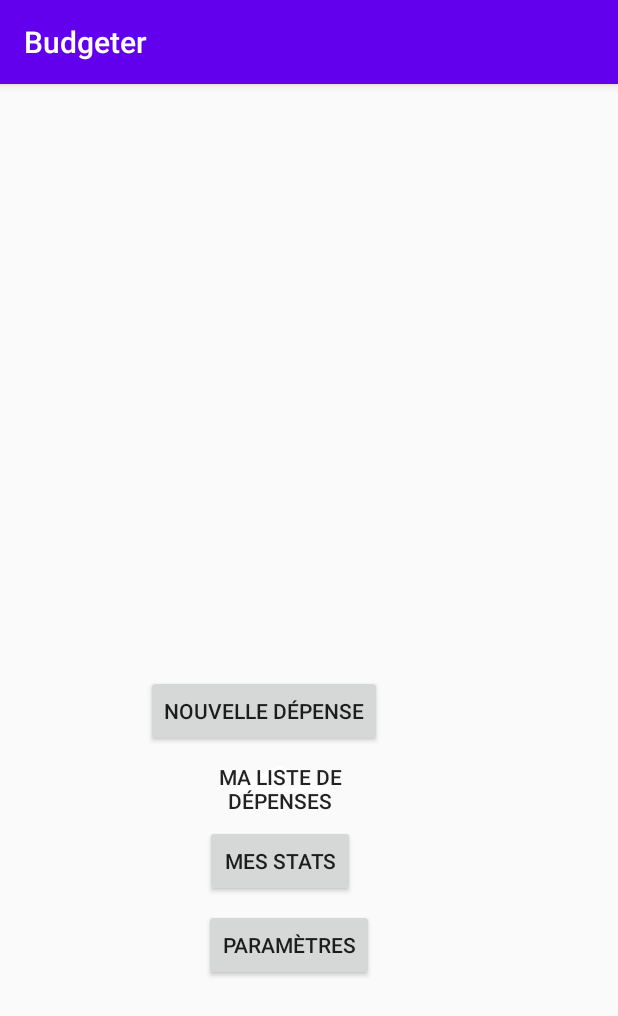
After one commit to OliPaul/Budgeter-kotlin-app, an Android app: the HomeScreenActivity screen opened directly, with no data from a screen before it, on a phone screen of 412 x 824 dp. The commit adds this screen. Shown: the top 1016 px of the screen. Run offline under Robolectric (Android 15) with nearby library versions, the phone set to English and light mode, and no system bars.

Commit message:
home screen added

```diff
--- a/app/src/main/AndroidManifest.xml
+++ b/app/src/main/AndroidManifest.xml
@@ -1,6 +1,6 @@
 <?xml version="1.0" encoding="utf-8"?>
 <manifest xmlns:android="http://schemas.android.com/apk/res/android"
-          package="com.group10.budgeter">
+        package="com.group10.budgeter">
 
     <application
             android:allowBackup="true"
@@ -9,21 +9,23 @@
             android:roundIcon="@mipmap/ic_launcher_round"
             android:supportsRtl="true"
             android:theme="@style/AppTheme">
-        <activity android:name=".splashscreen.SplashScreenActivity"
-                  android:theme="@style/AppTheme.NoActionBar">
+        <activity android:name=".accueil.HomeScreenActivity"></activity>
+        <activity
+                android:name=".splashscreen.SplashScreenActivity"
+                android:theme="@style/AppTheme.NoActionBar">
             <intent-filter>
-                <action android:name="android.intent.action.MAIN"/>
+                <action android:name="android.intent.action.MAIN" />
 
-                <category android:name="android.intent.category.LAUNCHER"/>
+                <category android:name="android.intent.category.LAUNCHER" />
             </intent-filter>
         </activity>
-        <activity android:name=".MainActivity"></activity>
-        <activity android:name=".intro.FirstIntroActivity"
-                  android:theme="@style/AppTheme.NoActionBar">
-        </activity>
-        <activity android:name=".intro.SecondIntroActivity"
-                  android:theme="@style/AppTheme.NoActionBar">
-        </activity>
+        <activity android:name=".MainActivity" />
+        <activity
+                android:name=".intro.FirstIntroActivity"
+                android:theme="@style/AppTheme.NoActionBar" />
+        <activity
+                android:name=".intro.SecondIntroActivity"
+                android:theme="@style/AppTheme.NoActionBar" />
     </application>
 
 </manifest>
--- /dev/null
+++ b/app/src/main/java/com/group10/budgeter/accueil/HomeScreenActivity.kt
@@ -0,0 +1,12 @@
+package com.group10.budgeter.accueil
+
+import androidx.appcompat.app.AppCompatActivity
+import android.os.Bundle
+import com.group10.budgeter.R
+
+class HomeScreenActivity : AppCompatActivity() {
+    override fun onCreate(savedInstanceState: Bundle?) {
+        super.onCreate(savedInstanceState)
+        setContentView(R.layout.activity_home_screen)
+    }
+}
--- /dev/null
+++ b/app/src/main/res/layout/activity_home_screen.xml
@@ -0,0 +1,72 @@
+<?xml version="1.0" encoding="utf-8"?>
+<androidx.constraintlayout.widget.ConstraintLayout xmlns:android="http://schemas.android.com/apk/res/android"
+        xmlns:tools="http://schemas.android.com/tools"
+        xmlns:app="http://schemas.android.com/apk/res-auto"
+        android:layout_width="match_parent"
+        android:layout_height="match_parent"
+        tools:context=".accueil.HomeScreenActivity">
+
+    <TextView
+            android:id="@+id/titre"
+            android:layout_width="wrap_content"
+            android:layout_height="wrap_content"
+            app:layout_constraintBottom_toBottomOf="parent"
+            app:layout_constraintEnd_toEndOf="parent"
+            app:layout_constraintStart_toStartOf="parent"
+            app:layout_constraintTop_toTopOf="parent"
+        />
+
+    <Button
+            android:id="@+id/button_1"
+            android:layout_width="wrap_content"
+            android:layout_height="wrap_content"
+            android:text="@string/expenditure"
+            app:layout_constraintEnd_toEndOf="parent"
+            app:layout_constraintStart_toStartOf="parent"
+            app:layout_constraintTop_toBottomOf="@+id/titre"
+            app:layout_constraintHorizontal_bias="0.381" />
+
+    <Button
+            android:id="@+id/button_2"
+            android:layout_width="100dp"
+            android:layout_height="wrap_content"
+            android:text="Ma liste de dépenses"
+            app:layout_constraintEnd_toEndOf="parent"
+            app:layout_constraintStart_toStartOf="parent"
+            app:layout_constraintTop_toBottomOf="@+id/button_1"
+            android:background="@drawable/abc_vector_test"
+            app:layout_constraintHorizontal_bias="0.437"
+            android:layout_marginTop="4dp" />
+
+    <Button
+            android:id="@+id/button_3"
+            android:layout_width="100dp"
+            android:layout_height="wrap_content"
+            android:text="Mes stats"
+            app:layout_constraintEnd_toEndOf="parent"
+            app:layout_constraintStart_toStartOf="parent"
+            app:layout_constraintTop_toBottomOf="@+id/button_2"
+            app:layout_constraintHorizontal_bias="0.437" />
+
+    <Button
+            android:id="@+id/button_4"
+            android:layout_width="wrap_content"
+            android:layout_height="wrap_content"
+            android:text="Paramètres"
+            app:layout_constraintEnd_toEndOf="parent"
+            app:layout_constraintStart_toStartOf="parent"
+            app:layout_constraintTop_toBottomOf="@+id/button_3"
+            app:layout_constraintHorizontal_bias="0.456"
+            android:layout_marginTop="8dp" />
+
+    <TextView
+            android:layout_width="120pt"
+            android:layout_height="wrap_content"
+            android:text="' J'aime toujours garder le budget aussi petit possible juste pour avoir le plus de liberté'"
+            app:layout_constraintStart_toStartOf="parent"
+            app:layout_constraintTop_toBottomOf="parent"
+        />
+
+
+
+</androidx.constraintlayout.widget.ConstraintLayout>
--- a/app/src/main/res/values/strings.xml
+++ b/app/src/main/res/values/strings.xml
@@ -6,4 +6,5 @@
     <string name="go">C\'est parti !</string>
     <string name="first_intro_text">Gérez votre budget comme un pro</string>
     <string name="second_intro_text">Soyez informé des réductions et promotions sur le marché</string>
+    <string name="expenditure">Nouvelle dépense</string>
 </resources>
```
